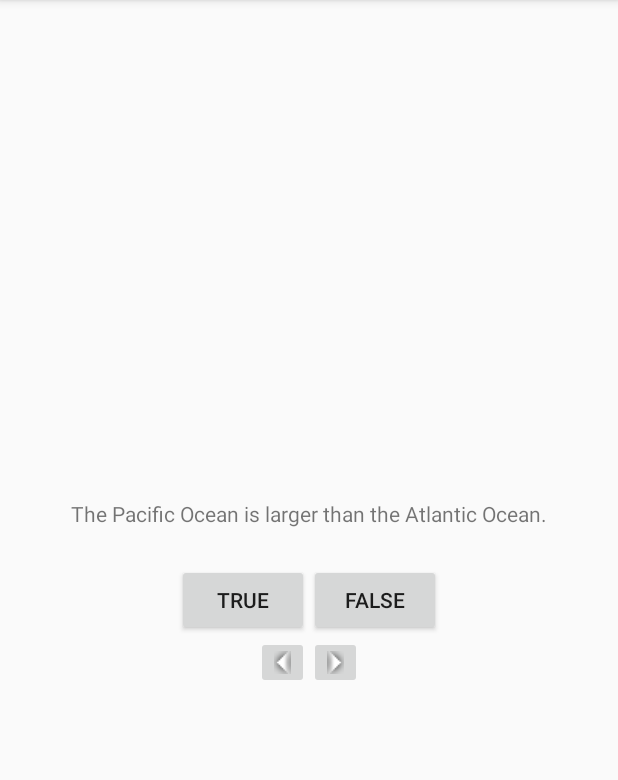
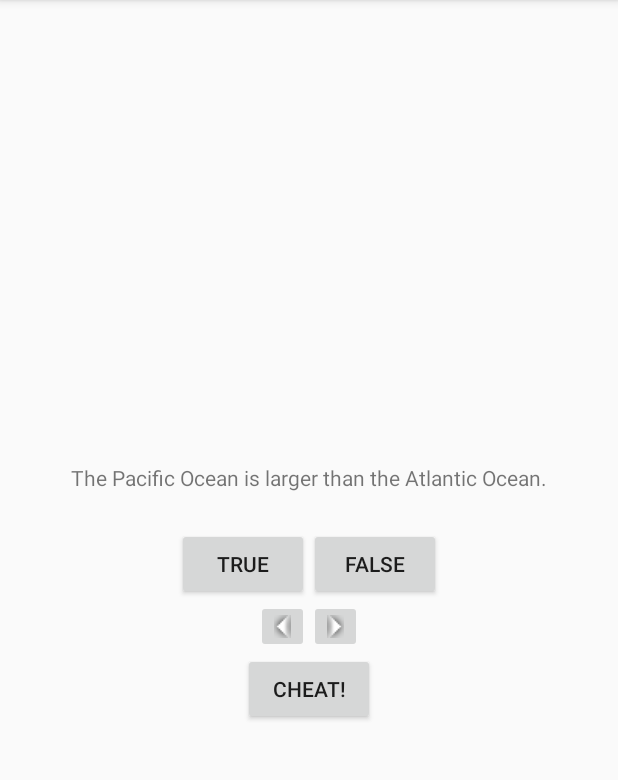
Before and after one commit to android-nerd-team/nerd-guide-works, an Android app: the screen it shows after launch (QuizActivity), on a phone screen of 412 x 824 dp, the part 84-864 px from its top. Run offline under Robolectric (Android 15) with nearby library versions, the phone set to English and light mode, and no system bars.

```diff
--- a/app/src/main/AndroidManifest.xml
+++ b/app/src/main/AndroidManifest.xml
@@ -12,10 +12,12 @@
             android:label="@string/app_name" >
             <intent-filter>
                 <action android:name="android.intent.action.MAIN" />
-
                 <category android:name="android.intent.category.LAUNCHER" />
             </intent-filter>
         </activity>
+        <activity
+            android:name=".CheatActivity"
+            android:label="@string/app_name" />
     </application>
 
 </manifest>
--- a/app/src/main/java/com/example/recepinanc/geoquiz/QuizActivity.java
+++ b/app/src/main/java/com/example/recepinanc/geoquiz/QuizActivity.java
@@ -1,5 +1,6 @@
 package com.example.recepinanc.geoquiz;
 
+import android.content.Intent;
 import android.support.v7.app.ActionBarActivity;
 import android.util.Log;
 import android.view.View;
@@ -21,6 +22,7 @@ public class QuizActivity extends ActionBarActivity {
     private Button mFalseButton;
     private ImageButton mNextButton;
     private ImageButton mPreButton;
+    private Button mCheatButton;
     private TextView mQuestionTextView;
     /**
      * Created an array that consists of the newly created objects/instances of TrueFalse Class.
@@ -69,6 +71,7 @@ public class QuizActivity extends ActionBarActivity {
         mFalseButton = (Button)findViewById(R.id.false_button);
         mNextButton = (ImageButton)findViewById(R.id.next_button);
         mPreButton = (ImageButton)findViewById(R.id.pre_button);
+        mCheatButton = (Button)findViewById(R.id.cheat_button);
 
         mTrueButton.setOnClickListener(new View.OnClickListener() {
             @Override
@@ -109,6 +112,14 @@ public class QuizActivity extends ActionBarActivity {
             public void onClick(View v) {
                 mCurrentIndex = (mCurrentIndex + 1) % mQuestionBank.length;
                 updateQuestion();
+            }
+        });
+
+        mCheatButton.setOnClickListener(new View.OnClickListener() {
+            @Override
+            public void onClick(View v) {
+                Intent i = new Intent(QuizActivity.this,CheatActivity.class);
+                startActivity(i);
             }
         });
 
--- a/app/src/main/res/layout-land/activity_quiz.xml
+++ b/app/src/main/res/layout-land/activity_quiz.xml
@@ -25,6 +25,13 @@
             android:text="@string/false_button" />
     </LinearLayout>
 
+    <Button
+        android:id="@+id/cheat_button"
+        android:layout_width="wrap_content"
+        android:layout_height="wrap_content"
+        android:text="@string/cheat_button"
+        android:layout_gravity="bottom|center"/>
+
     <ImageButton
         android:id="@+id/pre_button"
         android:layout_width="wrap_content"
--- a/app/src/main/res/layout/activity_quiz.xml
+++ b/app/src/main/res/layout/activity_quiz.xml
@@ -41,4 +41,9 @@
             android:src="@drawable/arrow_right"
             android:contentDescription="@string/next_desc"/>
     </LinearLayout>
+    <Button
+        android:id="@+id/cheat_button"
+        android:layout_width="wrap_content"
+        android:layout_height="wrap_content"
+        android:text="@string/cheat_button"/>
 </LinearLayout>
```
Also changed, not shown: app/src/main/java/com/example/recepinanc/geoquiz/CheatActivity.java (+11 -1 lines), app/src/main/res/layout/activity_cheat.xml (+16 -5 lines).
